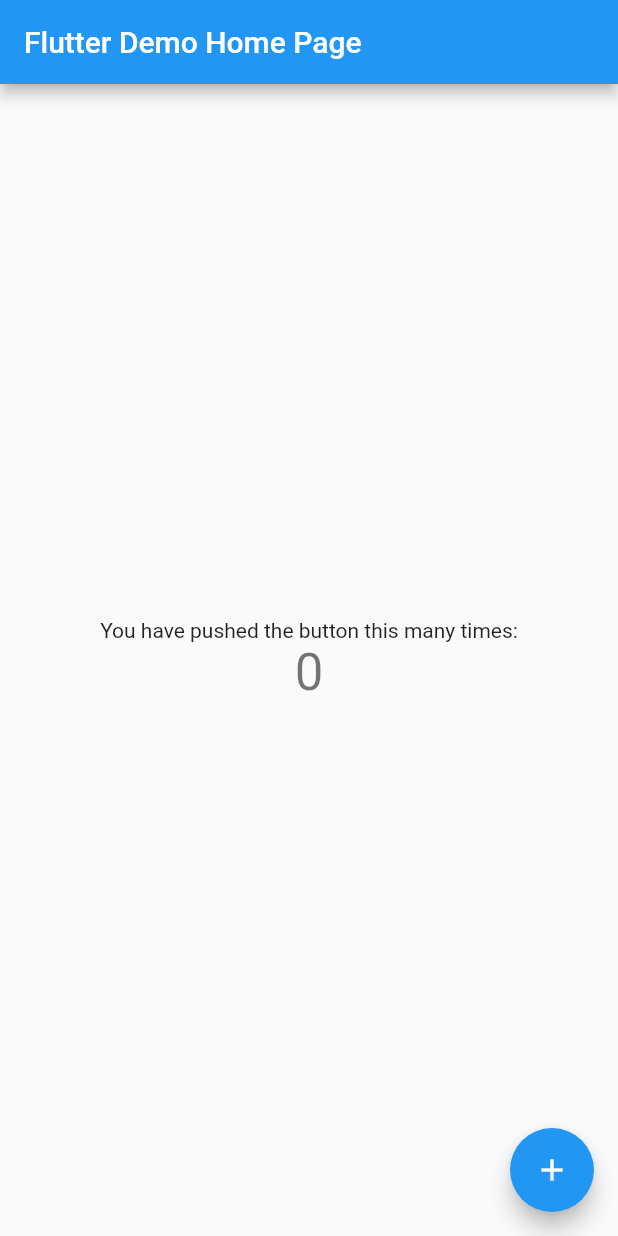
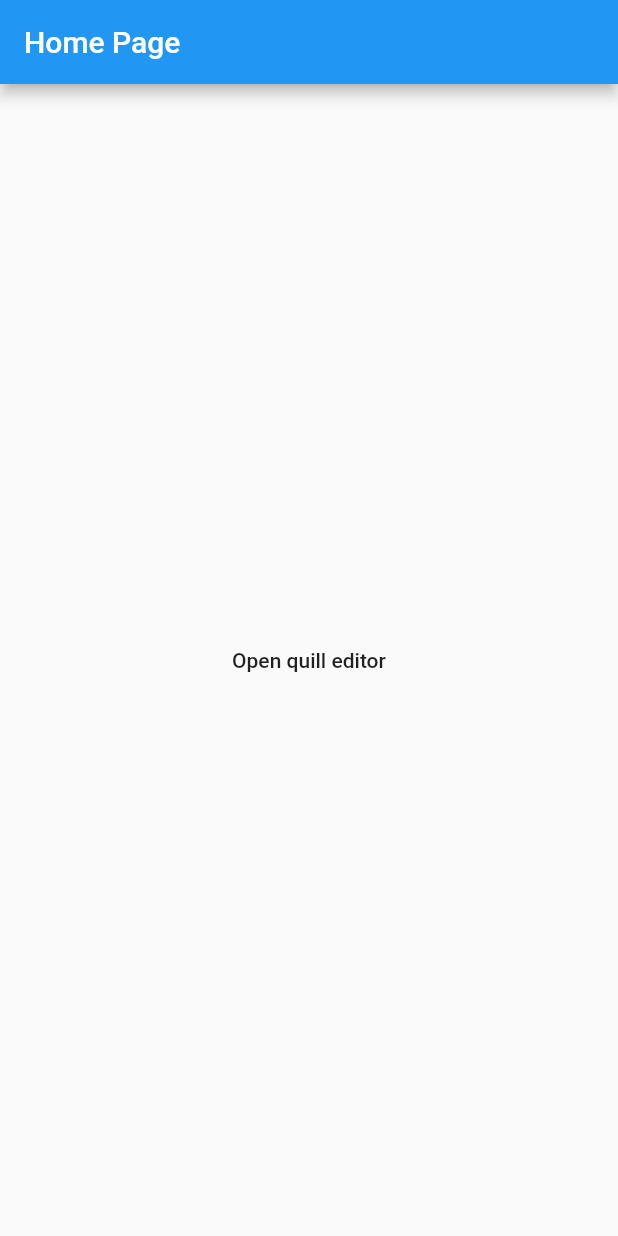
Before and after one commit to dasbeerboot/flutter-quill-library, a Flutter app: the screen it shows after launch, on a phone screen of 412 x 824 dp. Run offline on Flutter 3.47's test engine with Material 2 defaults, Android fonts, the phone set to English and light mode, and no system bars; missing offline and left inert: html_editor.

Commit message:
WIP: quill editor integration using dart:js in work

```diff
--- a/flutter_web_study/lib/main.dart
+++ b/flutter_web_study/lib/main.dart
@@ -1,117 +1,33 @@
 import 'package:flutter/material.dart';
+// import 'quill_editor.dart';
 
-void main() {
-  runApp(MyApp());
-}
+void main() => runApp(MyApp());
 
 class MyApp extends StatelessWidget {
-  // This widget is the root of your application.
   @override
   Widget build(BuildContext context) {
     return MaterialApp(
-      title: 'Flutter Demo',
-      theme: ThemeData(
-        // This is the theme of your application.
-        //
-        // Try running your application with "flutter run". You'll see the
-        // application has a blue toolbar. Then, without quitting the app, try
-        // changing the primarySwatch below to Colors.green and then invoke
-        // "hot reload" (press "r" in the console where you ran "flutter run",
-        // or simply save your changes to "hot reload" in a Flutter IDE).
-        // Notice that the counter didn't reset back to zero; the application
-        // is not restarted.
-        primarySwatch: Colors.blue,
-        // This makes the visual density adapt to the platform that you run
-        // the app on. For desktop platforms, the controls will be smaller and
-        // closer together (more dense) than on mobile platforms.
-        visualDensity: VisualDensity.adaptivePlatformDensity,
+        title: 'Flutter WebView',
+        theme: ThemeData(
+          primarySwatch: Colors.blue,
+        ),
+        home: HomePage());
+  }
+}
+
+class HomePage extends StatelessWidget {
+  @override
+  Widget build(BuildContext context) {
+    return Scaffold(
+      appBar: AppBar(
+        title: Text("Home Page"),
       ),
-      home: MyHomePage(title: 'Flutter Demo Home Page'),
+      body: Center(
+        child: FlatButton(
+          child: Text("Open quill editor"),
+          onPressed: () {},
+        ),
+      ),
     );
   }
 }
-
-class MyHomePage extends StatefulWidget {
-  MyHomePage({Key key, this.title}) : super(key: key);
-
-  // This widget is the home page of your application. It is stateful, meaning
-  // that it has a State object (defined below) that contains fields that affect
-  // how it looks.
-
-  // This class is the configuration for the state. It holds the values (in this
-  // case the title) provided by the parent (in this case the App widget) and
-  // used by the build method of the State. Fields in a Widget subclass are
-  // always marked "final".
-
-  final String title;
-
-  @override
-  _MyHomePageState createState() => _MyHomePageState();
-}
-
-class _MyHomePageState extends State<MyHomePage> {
-  int _counter = 0;
-
-  void _incrementCounter() {
-    setState(() {
-      // This call to setState tells the Flutter framework that something has
-      // changed in this State, which causes it to rerun the build method below
-      // so that the display can reflect the updated values. If we changed
-      // _counter without calling setState(), then the build method would not be
-      // called again, and so nothing would appear to happen.
-      _counter++;
-    });
-  }
-
-  @override
-  Widget build(BuildContext context) {
-    // This method is rerun every time setState is called, for instance as done
-    // by the _incrementCounter method above.
-    //
-    // The Flutter framework has been optimized to make rerunning build methods
-    // fast, so that you can just rebuild anything that needs updating rather
-    // than having to individually change instances of widgets.
-    return Scaffold(
-      appBar: AppBar(
-        // Here we take the value from the MyHomePage object that was created by
-        // the App.build method, and use it to set our appbar title.
-        title: Text(widget.title),
-      ),
-      body: Center(
-        // Center is a layout widget. It takes a single child and positions it
-        // in the middle of the parent.
-        child: Column(
-          // Column is also a layout widget. It takes a list of children and
-          // arranges them vertically. By default, it sizes itself to fit its
-          // children horizontally, and tries to be as tall as its parent.
-          //
-          // Invoke "debug painting" (press "p" in the console, choose the
-          // "Toggle Debug Paint" action from the Flutter Inspector in Android
-          // Studio, or the "Toggle Debug Paint" command in Visual Studio Code)
-          // to see the wireframe for each widget.
-          //
-          // Column has various properties to control how it sizes itself and
-          // how it positions its children. Here we use mainAxisAlignment to
-          // center the children vertically; the main axis here is the vertical
-          // axis because Columns are vertical (the cross axis would be
-          // horizontal).
-          mainAxisAlignment: MainAxisAlignment.center,
-          children: <Widget>[
-            Text(
-              'You have pushed the button this many times:',
-            ),
-            Text(
-              '$_counter',
-              style: Theme.of(context).textTheme.headline4,
-            ),
-          ],
-        ),
-      ),
-      floatingActionButton: FloatingActionButton(
-        onPressed: _incrementCounter,
-        tooltip: 'Increment',
-        child: Icon(Icons.add),
-      ), // This trailing comma makes auto-formatting nicer for build methods.
-    );
-  }
-}
--- /dev/null
+++ b/flutter_web_study/lib/quill_editor.dart
@@ -0,0 +1,2 @@
+// @JS('Quill')
+// library quill
--- a/flutter_web_study/pubspec.yaml
+++ b/flutter_web_study/pubspec.yaml
@@ -23,7 +23,7 @@
 dependencies:
   import_js_library: ^1.0.1
   webview_flutter: ^0.3.15+1
-  js: ^0.6.1
+  js: ^0.6.2
   flutter:
     sdk: flutter
   # The following adds the Cupertino Icons font to your application.
```
